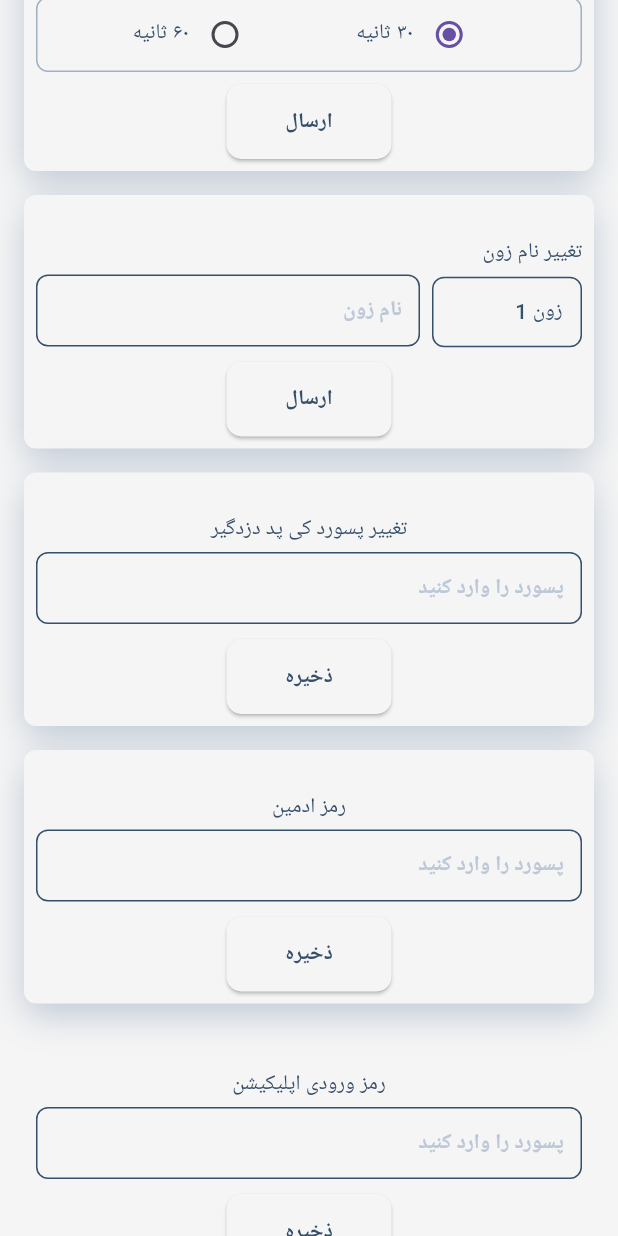
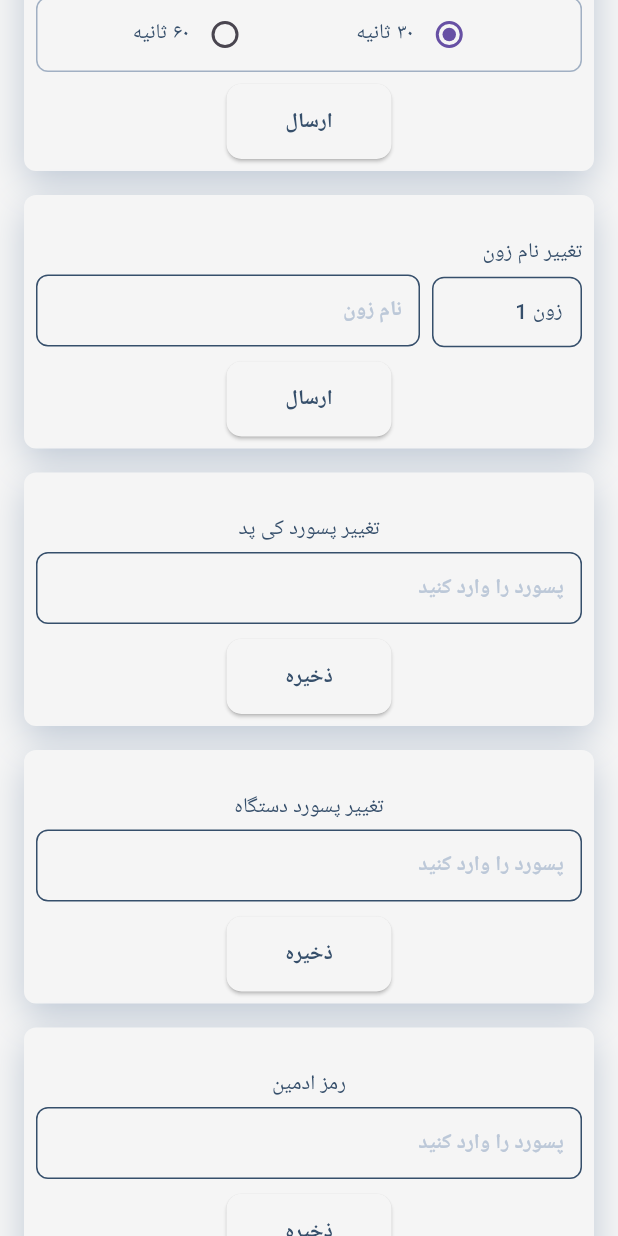
Before and after one commit to ojoobeh/gsm_alarm_v3, a Flutter app: the OtherSettingPage3View screen opened directly, scrolled down 1152 dp, on a phone screen of 412 x 824 dp. Run offline on Flutter 3.47's test engine with Material 3 defaults, Android fonts, the phone set to English and light mode, and no system bars; drawn by our look-alikes of dropdown_button2; our stand-ins replace cached_network_image, device_info_plus, flutter_svg, get, get_storage, local_auth and 1 more; accounts and stored records are empty; Roboto replaces fonts that are missing (IRANSansWeb_Bold, IRANSansWeb_Medium).

Commit message:
First Commit 3

```diff
--- a/lib/app/core/core.dart
+++ b/lib/app/core/core.dart
@@ -264,12 +264,12 @@ class Core {
         model1: '*PASS*39#VAL#',
         model2: '*PASS*39#VAL#',
       ),
-      CodeModel(
-        id: 26,
-        title: DataManager.changeTheBurglarAlarmPassword, //*تغییر پسورد
-        model1: '*PASS*27#NEWPASS#',
-        model2: '*PASS*27#NEWPASS#',
-      ),
+      // CodeModel(
+      //   id: 26,
+      //   title: DataManager.changeTheBurglarAlarmPassword, //*تغییر پسورد
+      //   model1: '*PASS*27#NEWPASS#',
+      //   model2: '*PASS*27#NEWPASS#',
+      // ),
       CodeModel(
         id: 30,
         title: DataManager.changeZoneName,
@@ -329,6 +329,182 @@ class Core {
         model1: '*PASS*48#IDSTATUS#',
         model2: '*PASS*48#IDSTATUS#',
       ),
+      CodeModel(
+        id: 26,
+        title: DataManager.connectingTheKeypad, //اتصال کی پد
+        model1: '*PASS*52#VAL#',
+        model2: '*PASS*60#VAL#',
+        model3: '*PASS*60#VAL#',
+      ),
+      CodeModel(
+        id: 26,
+        title: DataManager.rFReceiverActivation, //فعال بودن گیرنده آر اف
+        model1: '*PASS*53#VAL#',
+        model2: '*PASS*53#VAL#',
+      ),
+
+      CodeModel(
+        id: 26,
+        title: DataManager.sendRemainingCharge, //ارسال باقیمانده شارژ
+        model1: '*PASS*55#VAL#',
+        model2: '*PASS*55#VAL#',
+      ),
+      CodeModel(
+        id: 26,
+        title: DataManager.simCardModuleActivation, //فعال بودن ماژول سیم کارت
+        model1: '*PASS*54#VAL#',
+        model2: '*PASS*54#VAL#',
+      ),
+
+      CodeModel(
+        id: 26,
+        title: DataManager.zone13Masha,//زون۱۳ مشاع
+        model1: '*PASS*57#VAL#',
+        model2: '*PASS*57#VAL#',
+      ),
+
+      CodeModel(
+        id: 26,
+        title: DataManager.doubleProtection,//حفاظت مضاعف
+        model1: '*PASS*58#VAL#',
+        model2: '*PASS*59#VAL#',
+        model3: '*PASS*59#VAL#',
+      ),
+
+      CodeModel(
+        id: 26,
+        title: DataManager.zone14ManualSwitch,//سوییچ دستی زون۱۴
+        model1: '*PASS*59#VAL#',
+        model2: '*PASS*59#VAL#',
+      ),
+      CodeModel(
+        id: 26,
+        title: DataManager.changeDevicePassword,//تغییر پسورد دستگاه
+        model1: '*PASS*27#NEWPASS#',
+        model2: '*PASS*27#NEWPASS#',
+        model3: '*PASS*27#NEWPASS#',
+      ),
+
+      CodeModel(
+        id: 26,
+        title: DataManager.changingTheVolumeOfTheMainSiren,//تغییر ولوم آژیر اصلی
+        model1: '*PASS*28#1VAL#',
+        model2: '*PASS*28#1VAL#',
+      ),
+
+      CodeModel(
+        id: 26,
+        title: DataManager.changingTheVolumeOfSSingleSiren,//تغییر تک ولوم آژیر
+        model1: '*PASS*28#1VAL#',
+        model2: '*PASS*28#1VAL#',
+      ),
+      CodeModel(
+        id: 26,
+        title: DataManager.changeKeypadPassword,//تغییر پسورد کی پد
+        model1: '*PASS*31#NEWPASS#',
+        model2: '*PASS*31#NEWPASS#',
+      ),
+      CodeModel(
+        id: 26,
+        title: DataManager.changeOut1ByRemote,//تغییر out1 توسط ریموت
+        model1: '*PASS*45#VAL#',
+        model2: '*PASS*45#VAL#',
+      ),
+      CodeModel(
+        id: 26,
+        title: DataManager.rejectCallFromUnknownNumber,//رد تماس شماره ناشناس
+        model1: '*PASS*46#VAL#',
+        model2: '*PASS*46#VAL#',
+      ),
+      CodeModel(
+        id: 26,
+        title: DataManager.deleteRemote,//حذف ریموت
+        model1: '*PASS*47#VAL#',
+        model2: '*PASS*47#VAL#',
+      ),
+      CodeModel(
+        id: 26,
+        title: DataManager.powerOutageCall,//تماس قطع برق
+        model1: '*PASS*52#VAL#',
+        model2: '*PASS*52#VAL#',
+      ),
+      CodeModel(
+        id: 26,
+        title: DataManager.lowBatteryWarning,//هشدار باطری ضعیف
+        model1: '*PASS*53#VAL#',
+        model2: '*PASS*53#VAL#',
+      ),      CodeModel(
+        id: 26,
+        title: DataManager.instantaneousOutputTimerBasedOn,//هشدار باطری ضعیف
+        model1: '*PASS*50#VAL#',
+        model2: '*PASS*50#VAL#',
+      ),
+      CodeModel(
+        id: 26,
+        title: DataManager.internalBellMessage,//پیام زنگ داخلی
+        model1: '*PASS*54#VAL#',
+        model2: '*PASS*54#VAL#',
+      ),
+      CodeModel(
+        id: 26,
+        title: DataManager.chirpPartSet,//چریپ پارت ست
+        model1: '*PASS*55#VAL#',
+        model2: '*PASS*55#VAL#',
+      ),
+
+      CodeModel(
+        id: 26,
+        title: DataManager.disableSIMCardCalls,//غیرفعال کردن تماس با سیم کارت
+        model1: '*PASS*56#VAL#',
+        model2: '*PASS*56#VAL#',
+      ),
+
+      CodeModel(
+        id: 26,
+        title: DataManager.smsFromUnknownNumberCalledMr,//پیامک شماره ناشناس تماس گرفته شده به مستر
+        model1: '*PASS*57#VAL#',
+        model2: '*PASS*57#VAL#',
+      ),
+
+      CodeModel(
+        id: 26,
+        title: DataManager.silencingASingleZone,//سایلنت کردن تک زون
+        model1: '*PASS*57#VAL#',
+        model2: '*PASS*57#VAL#',
+      ),
+
+
+
+
+
+
+
+
+
+
+
+
+
+
+
+
+
+
+
+
+
+
+
+
+
+
+
+
+
+
+
+
+
 
     ],
   );
--- a/lib/app/core/futures.dart
+++ b/lib/app/core/futures.dart
@@ -1,10 +1,11 @@
 part of 'core.dart';
 
 String getCode(String code) {
+  String _code = code;
   String res = '';
   if (Core.selectLocationSettingModel.value.id != null) {
     //1
-    List<CodeModel> list = Core.tbCodeModel.list!.where((element) => element.title == code).toList(); //2
+    List<CodeModel> list = Core.tbCodeModel.list!.where((element) => element.title == _code).toList(); //2
     int modelType = Core.selectLocationSettingModel.value.modelType ?? 0;
     if (modelType == 1) {
       res = list.first.model1 ?? '';
--- a/lib/app/models/data_manager.dart
+++ b/lib/app/models/data_manager.dart
@@ -72,21 +72,21 @@ class DataManager {
   static const String zone13Masha = 'zone13Masha';//زون۱۳ مشاع
   static const String doubleProtection = 'doubleProtection';//حفاظت مضاعف
   static const String zone14ManualSwitch = 'zone14ManualSwitch';//سوییچ دستی زون۱۴
+  static const String changeDevicePassword = 'changeDevicePassword';//تغییر پسورد دستگاه
   static const String changingTheVolumeOfTheMainSiren = 'changingTheVolumeOfTheMainSiren';//تغییر ولوم آژیر اصلی
   static const String changingTheVolumeOfSSingleSiren = 'changingTheVolumeOfSSingleSiren';//تغییر ولوم تک آژیر
   static const String changeKeypadPassword = 'changeKeypadPassword';//تغییر پسورد کی پد
   static const String changeOut1ByRemote = 'changeOut1ByRemote';//تغییر out1 توسط ریموت
   static const String rejectCallFromUnknownNumber = 'rejectCallFromUnknownNumber';//رد تماس شماره ناشناس
   static const String instantaneousOutputTimerBasedOn = 'instantaneousOutputTimerBasedOn';//تایمر خروجی لحظه ای بر اساس
-  static const String seconds = 'seconds';//ثانیه
-  static const String minutes = 'minutes';//دقیقه
+  static const String deleteRemote = 'deleteRemote';//حذف ریموت
+  static const String powerOutageCall = 'powerOutageCall';//تماس قطع برق
+  static const String lowBatteryWarning = 'lowBatteryWarning';//هشدار باطری ضعیف
+  static const String internalBellMessage = 'internalBellMessage';//پیام زنگ داخلی
+  static const String chirpPartSet = 'chirpPartSet';//چریپ پارت ست
+  static const String disableSIMCardCalls = 'disableSIMCardCalls';//غیرفعال کردن تماس با سیم کارت
+  static const String smsFromUnknownNumberCalledMr = 'smsFromUnknownNumberCalledMr';//پیامک شماره ناشناس تماس گرفته شده به مستر
   static const String silencingASingleZone = 'silencingASingleZone';//سایلنت کردن تک زون
-  static const String smsFromUnknownNumberCalledMr = 'smsFromUnknownNumberCalledMr';//پیامک شماره ناشناس تماس گرفته شده به مستر
-  static const String disableSIMCardCalls = 'disableSIMCardCalls';//غیرفعال کردن تماس با سیم کارت
-  static const String chirpPartSet = 'chirpPartSet';//چریپ پارت ست
-  static const String internalBellMessage = 'internalBellMessage';//پیام زنگ داخلی
-  static const String lowBatteryWarning = 'lowBatteryWarning';//هشدار باطری ضعیف
-  static const String powerOutageCall = 'powerOutageCall';//تماس قطع برق
 
   // static const String outputDorOpen = 'outputDorOpen';
   // static const String alarmOnOffSimCardSharg2 = 'alarmOnOffSimCardSharg2';
--- a/lib/app/view/other_setting/other_setting_controller.dart
+++ b/lib/app/view/other_setting/other_setting_controller.dart
@@ -24,6 +24,7 @@ mixin OtherSettingController {
   final TextEditingController etRemoteNumber = TextEditingController();
   final TextEditingController etAdminPassword = TextEditingController();
   final TextEditingController etBurglarAlarmPassword = TextEditingController();
+  final TextEditingController etDevicePassword = TextEditingController();
   final TextEditingController etMenuPassword = TextEditingController();
   final TextEditingController etAppPassword = TextEditingController();
   final TextEditingController etZoneName = TextEditingController();
@@ -239,9 +240,10 @@ mixin OtherSettingController {
   // }
 
   Future<void> deleteRemote() async {
-    if (etRemoteNumber.text.length > 0) {
+    String dd=etRemoteNumber.text;
+    if (dd.length > 0) {
       String code = await getCode(DataManager.deleteRemoteNumber);
-      sendMessage(code.replaceAll("VAL", (etRemoteNumber.text).toString()));
+      sendMessage(code.replaceAll("VAL", (dd).toString()));
     } else {
       snackbarRed(title: s.error, subtitle: "Enter the remote number");
     }
@@ -270,8 +272,18 @@ mixin OtherSettingController {
 
   void changeTheBurglarAlarmPassword(BuildContext context) {
     if (etBurglarAlarmPassword.text.length > 3) {
-      String _code = getCode(DataManager.changeTheBurglarAlarmPassword);
+      String _code = getCode(DataManager.changeKeypadPassword);
       sendMessage(_code.replaceAll("NEWPASS", (etBurglarAlarmPassword.text.toString())));
+
+    } else {
+      snackbarRed(title: s.error, subtitle: s.thePasswordMustBe4Characters);
+    }
+  }
+
+  void changeDevicePassword(BuildContext context) {
+    if (etDevicePassword.text.length > 3) {
+      String _code = getCode(DataManager.changeDevicePassword);
+      sendMessage(_code.replaceAll("NEWPASS", (etDevicePassword.text.toString())));
 
     } else {
       snackbarRed(title: s.error, subtitle: s.thePasswordMustBe4Characters);
--- a/lib/app/view/other_setting/other_setting_page2_view.dart
+++ b/lib/app/view/other_setting/other_setting_page2_view.dart
@@ -31,6 +31,18 @@ class _OtherSettingPage2ViewState extends State<OtherSettingPage2View> with Othe
           item(title: s.confidentialOnAndOffReport, code: DataManager.alarmOnOffConfidental,defaultParamIndex: 1),
           item(title: s.setToSendSmsReceivingReports, code: DataManager.alarmOnOffSmsReceivingReport),
           item(title: s.selectTheDeviceOperator, params: <String>[s.mci,s.irancell], code: DataManager.selectSimType,defaultParamIndex: 1),
+          item(title: s.changeOut1ByRemote, params: <String>[s.always,s.momentary], code: DataManager.selectSimType,defaultParamIndex: 1),
+          item(title: s.connectingTheKeypad, code: DataManager.connectingTheKeypad,defaultParamIndex: 1),
+          item(title: s.connectingTheKeypad, code: DataManager.connectingTheKeypad,defaultParamIndex: 1),
+          item(title: s.rFReceiverActivation, code: DataManager.rFReceiverActivation,defaultParamIndex: 1),
+          item(title: s.simCardModuleActivation, code: DataManager.simCardModuleActivation,defaultParamIndex: 1),
+          item(title: s.sendRemainingCharge, code: DataManager.sendRemainingCharge,defaultParamIndex: 1),
+          item(title: s.zone13Masha, code: DataManager.zone13Masha,defaultParamIndex: 1),
+          item(title: s.doubleProtection, code: DataManager.doubleProtection,defaultParamIndex: 1),
+          item(title: s.zone14ManualSwitch, code: DataManager.zone14ManualSwitch,defaultParamIndex: 1),
+          item(title: s.rejectCallFromUnknownNumber, code: DataManager.rejectCallFromUnknownNumber,defaultParamIndex: 1),
+          item(title: s.instantaneousOutputTimerBasedOn, params: <String>[s.seconds,s.minutes], code: DataManager.instantaneousOutputTimerBasedOn,defaultParamIndex: 1),
+          item(title: s.powerOutageCall, code: DataManager.powerOutageCall,defaultParamIndex: 1),
           // item(title: s.auxReport, code: DataManager.auxReport),
           // item(title: s.onOffDialler, code: DataManager.onOffDialler),
           // item(title: s.onRemember, code: DataManager.onRemember),
--- a/lib/app/view/other_setting/other_setting_page3_view.dart
+++ b/lib/app/view/other_setting/other_setting_page3_view.dart
@@ -95,37 +95,6 @@ class _OtherSettingPage3ViewState extends State<OtherSettingPage3View> with Othe
             ),
           ),
 
-          // Container(
-          //   padding: const EdgeInsets.all(8),
-          //   margin: const EdgeInsets.symmetric(horizontal: 16, vertical: 8),
-          //   width: double.infinity,
-          //   decoration: BoxDecoration(
-          //     borderRadius: BorderRadius.circular(8),
-          //     color: context.theme.scaffoldBackgroundColor,
-          //     boxShadow: [
-          //       BoxShadow(color: context.theme.dividerColor.withOpacity(0.5), blurRadius: 20, offset: const Offset(0, 8)),
-          //     ],
-          //   ),
-          //   child: Column(
-          //     crossAxisAlignment: CrossAxisAlignment.center,
-          //     children: [
-          //       Text(s.changeTheMenuPassword).bodyMedium().marginOnly(bottom: 4, top: 20),
-          //       appTextFormField(
-          //         inputType: TextInputType.number,
-          //         controller: etMenuPassword,
-          //         // textAlign: TextAlignVertical.center,
-          //         hint: s.enterPassword,
-          //       ),
-          //       const SizedBox(height: 8),
-          //       button(
-          //         title: s.save,
-          //         onTap: () {
-          //           changeMenuPassword(context);
-          //         },
-          //       ),
-          //     ],
-          //   ),
-          // )      ,
       Container(
             padding: const EdgeInsets.all(8),
             margin: const EdgeInsets.symmetric(horizontal: 16, vertical: 8),
@@ -140,7 +109,7 @@ class _OtherSettingPage3ViewState extends State<OtherSettingPage3View> with Othe
             child: Column(
               crossAxisAlignment: CrossAxisAlignment.center,
               children: [
-                Text(s.changeTheBurglarAlarmPassword).bodyMedium().marginOnly(bottom: 4, top: 20),
+                Text(s.changeKeypadPassword).bodyMedium().marginOnly(bottom: 4, top: 20),
                 appTextFormField(
                   inputType: TextInputType.number,
                   controller: etBurglarAlarmPassword,
@@ -152,6 +121,37 @@ class _OtherSettingPage3ViewState extends State<OtherSettingPage3View> with Othe
                   title: s.save,
                   onTap: () {
                     changeTheBurglarAlarmPassword(context);
+                  },
+                ),
+              ],
+            ),
+          ),
+      Container(
+            padding: const EdgeInsets.all(8),
+            margin: const EdgeInsets.symmetric(horizontal: 16, vertical: 8),
+            width: double.infinity,
+            decoration: BoxDecoration(
+              borderRadius: BorderRadius.circular(8),
+              color: context.theme.scaffoldBackgroundColor,
+              boxShadow: [
+                BoxShadow(color: context.theme.dividerColor.withOpacity(0.5), blurRadius: 20, offset: const Offset(0, 8)),
+              ],
+            ),
+            child: Column(
+              crossAxisAlignment: CrossAxisAlignment.center,
+              children: [
+                Text(s.changeDevicePassword).bodyMedium().marginOnly(bottom: 4, top: 20),
+                appTextFormField(
+                  inputType: TextInputType.number,
+                  controller: etDevicePassword,
+                  // textAlign: TextAlignVertical.center,
+                  hint: s.enterPassword,
+                ),
+                const SizedBox(height: 8),
+                button(
+                  title: s.save,
+                  onTap: () {
+                    changeDevicePassword(context);
                   },
                 ),
               ],
--- a/lib/l10n/intl_fa.arb
+++ b/lib/l10n/intl_fa.arb
@@ -282,6 +282,7 @@
   "internalBellMessage": "پیام زنگ داخلی",
   "lowBatteryWarning": "هشدار باطری ضعیف",
   "powerOutageCall": "تماس قطع برق",
+  "powerOutageCall": "تغییر پسورد دستگاه",
   "help1": "<![CDATA[\n<p>پس از نصب نرم افزار، ابتدا باید اطلاعات مربوط به دستگاه و محل نصب را از طریق قسمت تنظیمات محل نصب در نرم افزار ذخیره کنید. پس از ذخیره، نام محل نصب بالای صفحه اصلی نمایش داده می شود. </p>\n<p>در صورتی که از سیستم حفاظتی  Gsm در محل دیگری نیز استفاده می کنید، با اضافه کردن این محل از طریق نرم افزار، سیستم های حفاظتی ذخیره شده را کنترل نمائید.</p>\n ",
   "help2": "<![CDATA[\n\n<p>قبل از ارسال دستور، حتما بررسی کنید محل مناسب انتخاب شده باشد. (پیشنهاد می کنیم که از رمز مشابه برای دستگاه های حفاظتی خود استفاده نکنید).</p>\n",
   "help3": "<![CDATA[\n\n<p>راهنمای مربوط به هر صفحه از نرم افزار با کلیک کردن بر روی آیکون i بالای همان صفحه نمایش داده می شود.</p>\n\n\n"
```
Also changed, not shown: lib/generated/intl/messages_fa.dart.
